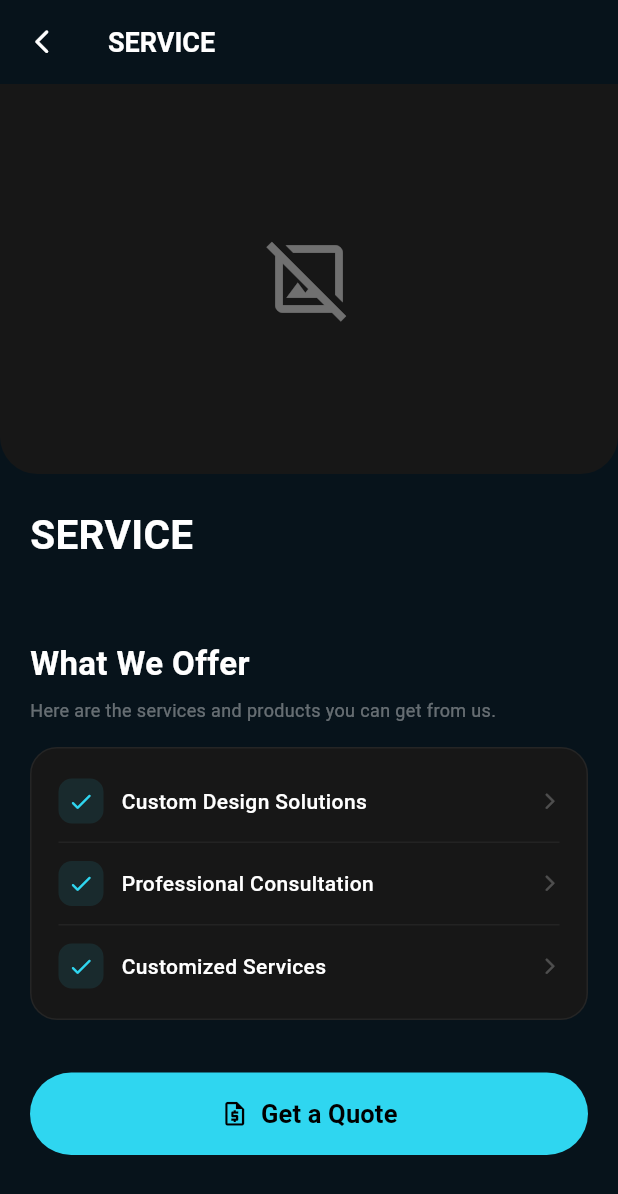
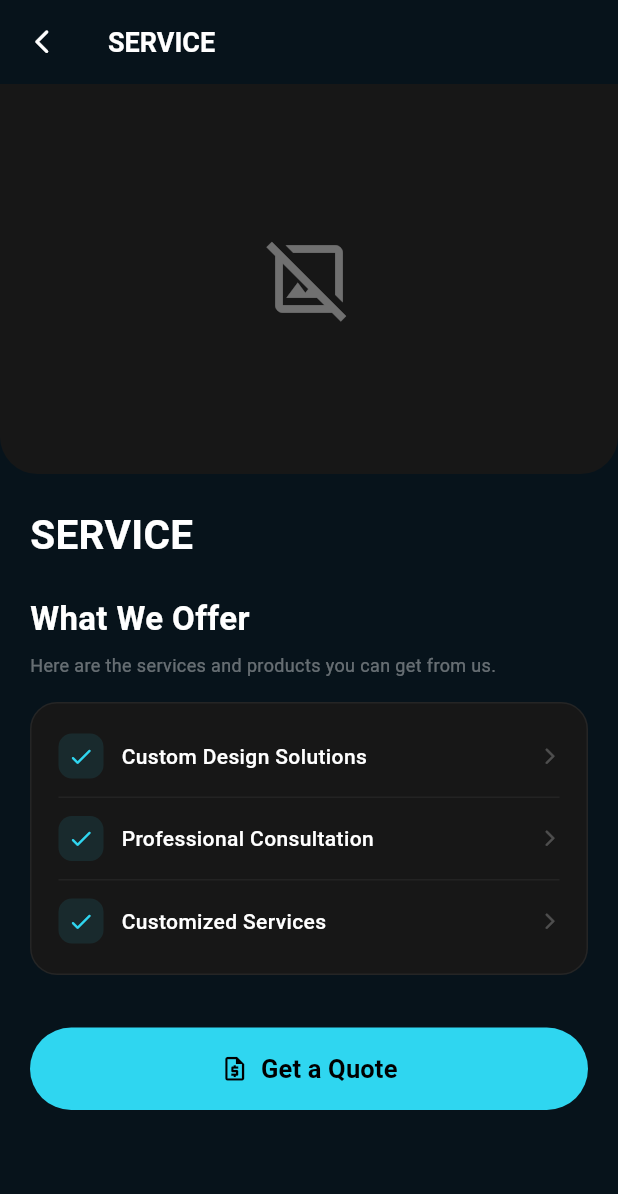
Before and after one commit to abdullahboss-art/AlrmunAdvertising, a Flutter app: the ServiceDetail screen opened directly with empty values, on a phone screen of 412 x 824 dp. Shown: the top 1194 px of the screen. Run offline on Flutter 3.47's test engine with Material 3 defaults, Android fonts, the phone set to English and light mode, and no system bars; our stand-ins replace cloud_firestore, firebase_auth, firebase_core, font_awesome_flutter, google_fonts, google_sign_in; accounts and stored records are empty.

Commit message:
Merge and update Alrman Advertising

```diff
--- a/lib/User/ServiceDetail.dart
+++ b/lib/User/ServiceDetail.dart
@@ -360,21 +360,9 @@ class ServiceDetail extends StatelessWidget {
 
                   const SizedBox(height: 15),
 
-                  // =================================================
-                  // DESCRIPTION
-                  // =================================================
 
-                  // Text(
-                  //   description,
 
-                  //   style: const TextStyle(
-                  //     color: Colors.white70,
-                  //     fontSize: 15,
-                  //     height: 1.7,
-                  //   ),
-                  // ),
 
-                  const SizedBox(height: 30),
 
                   // =================================================
                   // WHAT WE OFFER
```
